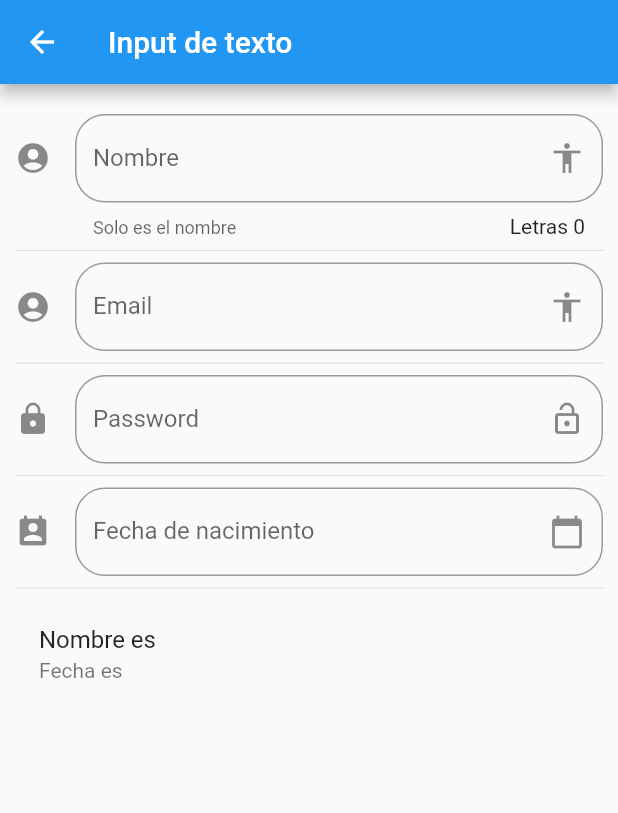
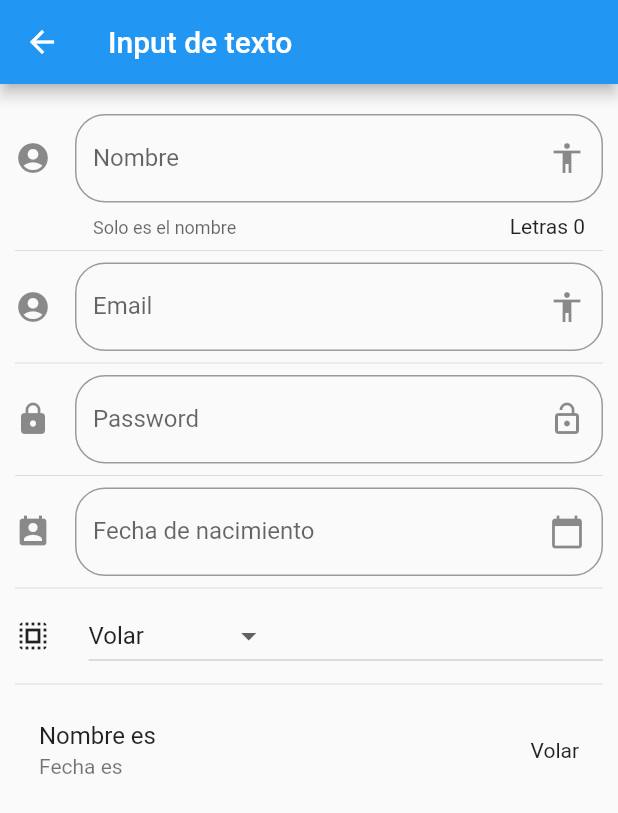
Before and after one commit to rickymuvel/2-flutter-components, a Flutter app: the InputPage screen opened by its route, on a phone screen of 412 x 824 dp. Shown: the top 813 px of the screen. Run offline on Flutter 3.47's test engine with Material 2 defaults, Android fonts, the phone set to English and light mode, and no system bars.

Commit message:
dropdown y dropdownmenuitem

```diff
--- a/lib/src/pages/input_page.dart
+++ b/lib/src/pages/input_page.dart
@@ -11,6 +11,10 @@ class _InputPageState extends State<InputPage> {
   String _email = '';
   String _password = '';
   String _fecha = '';
+
+  String _opcionSeleccionada = 'Volar';
+
+  List<String> _poderes = ['Volar', 'Rayos X', 'Super Aliento', 'Super Fuerza'];
 
   TextEditingController _inputFieldDateCongroller = new TextEditingController();
 
@@ -30,6 +34,8 @@ class _InputPageState extends State<InputPage> {
           _crearPassword(),
           Divider(),
           _crearFecha(context),
+          Divider(),
+          _crearDropdown(context),
           Divider(),
           _crearPersona(),
         ],
@@ -64,6 +70,7 @@ class _InputPageState extends State<InputPage> {
     return ListTile(
       title: Text('Nombre es $_nombre'),
       subtitle: Text('Fecha es $_fecha'),
+      trailing: Text(_opcionSeleccionada),
     );
   }
 
@@ -143,4 +150,38 @@ class _InputPageState extends State<InputPage> {
       });
     }
   }
+
+  List<DropdownMenuItem<String>> getOpcionesDropdown() {
+    List<DropdownMenuItem<String>> lista = new List();
+
+    _poderes.forEach((poder) {
+      lista.add(DropdownMenuItem(
+        child: Text(poder),
+        value: poder
+      ));
+    });
+    return lista;
+  }
+
+  Widget _crearDropdown(BuildContext context) {
+    return Row(children: <Widget>[
+      Icon(Icons.select_all),
+      SizedBox(width: 25.0),
+      Expanded(
+          child: DropdownButton(
+          value: _opcionSeleccionada,
+          items: getOpcionesDropdown(),
+          onChanged: (opt) {
+            setState(() {
+              _opcionSeleccionada = opt;
+            });
+          },
+        ),
+      )
+    ]);
+
+
+
+
+  }
 }
```
